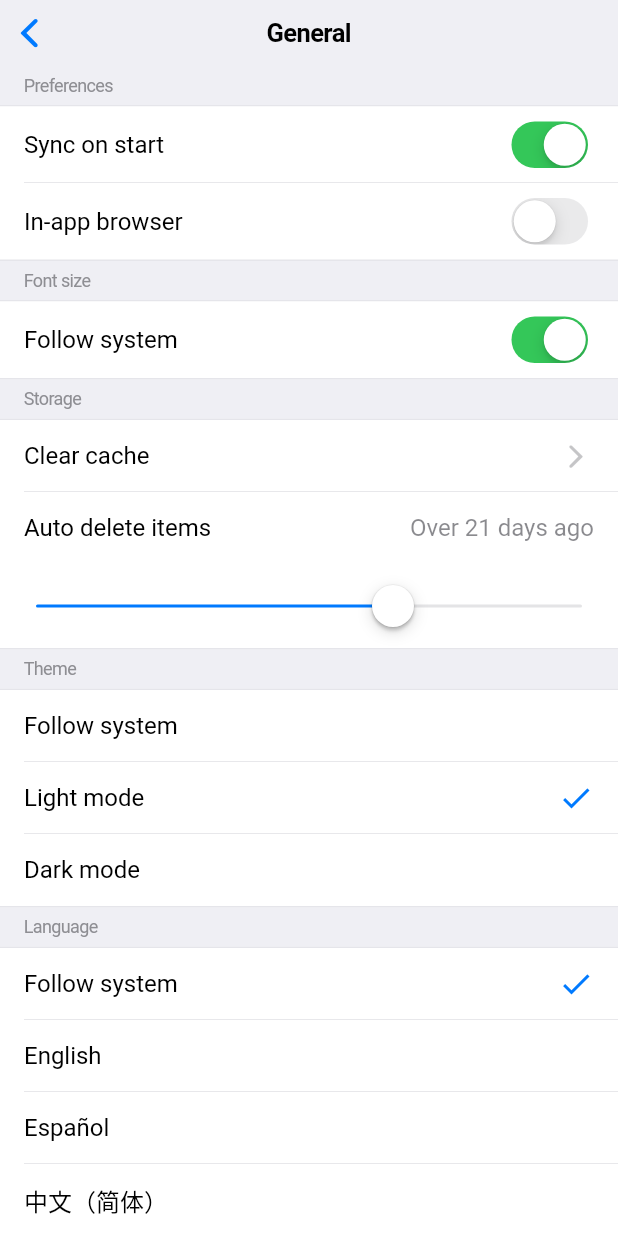
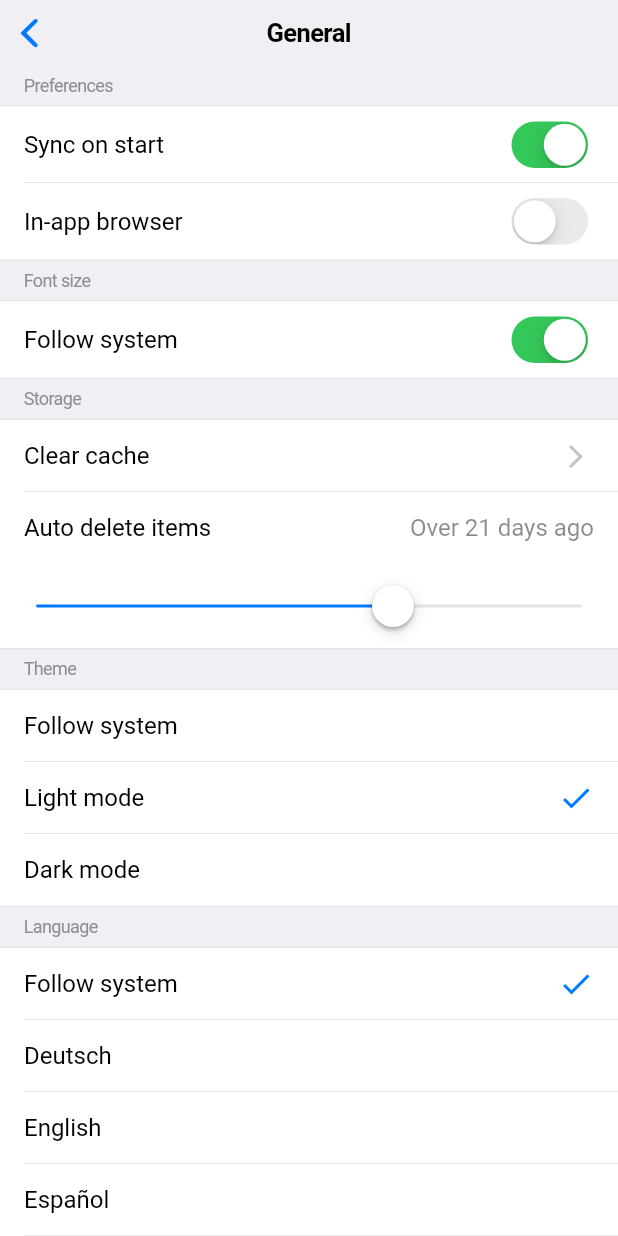
Before and after one commit to yang991178/fluent-reader-lite, a Flutter app: the GeneralPage screen opened by its route, after a tap on "Light mode", on a phone screen of 412 x 824 dp. Run offline on Flutter 3.47's test engine with Material 2 defaults, Android fonts, the phone set to English and light mode, and no system bars; our stand-ins replace cached_network_image, flutter_cache_manager, modal_bottom_sheet, package_info, responsive_builder, share and 5 more; missing offline and left inert: jaguar, jaguar_flutter_asset, lpinyin, overlay_dialog; accounts and stored records are empty; generated files the repository leaves out were written again.

Commit message:
add german language support

```diff
--- a/lib/main.dart
+++ b/lib/main.dart
@@ -110,6 +110,7 @@ class MyApp extends StatelessWidget {
           ],
           locale: globalModel.locale,
           supportedLocales: [
+            const Locale("de"),
             const Locale("en"),
             const Locale("es"),
             const Locale("zh"),
--- a/lib/pages/settings/general_page.dart
+++ b/lib/pages/settings/general_page.dart
@@ -131,6 +131,7 @@ class _GeneralPageState extends State<GeneralPage> {
         final localeItems = ListTileGroup.fromOptions(
           [
             Tuple2(S.of(context).followSystem, null),
+            const Tuple2("Deutsch", Locale("de")),
             const Tuple2("English", Locale("en")),
             const Tuple2("Español", Locale("es")),
             const Tuple2("中文（简体）", Locale("zh")),
```
Also changed, not shown: 4 other files.
